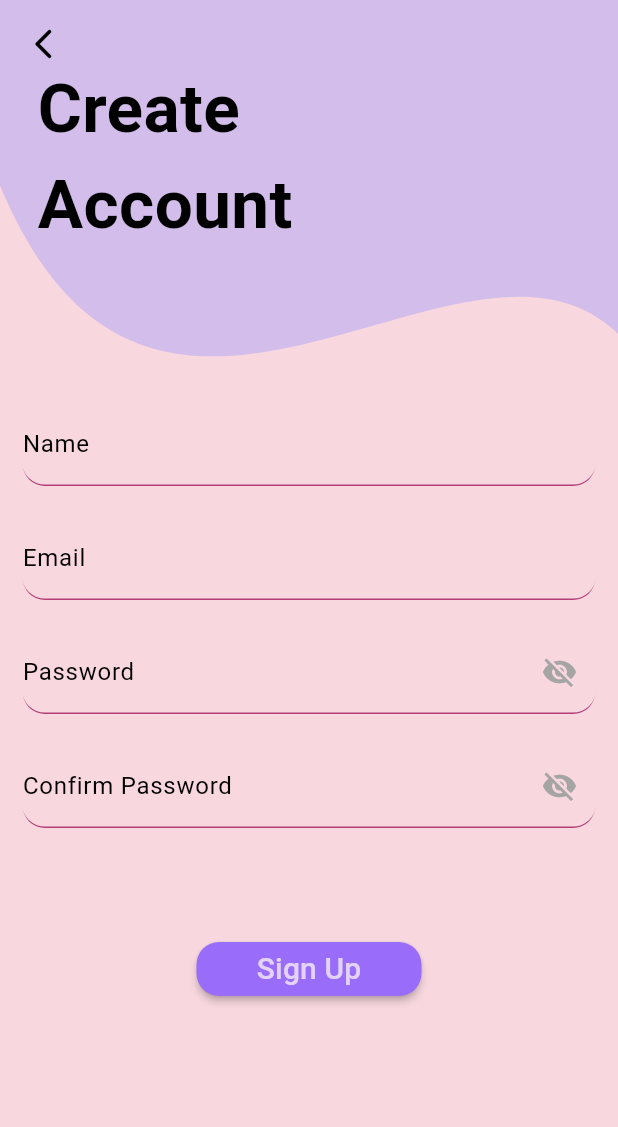
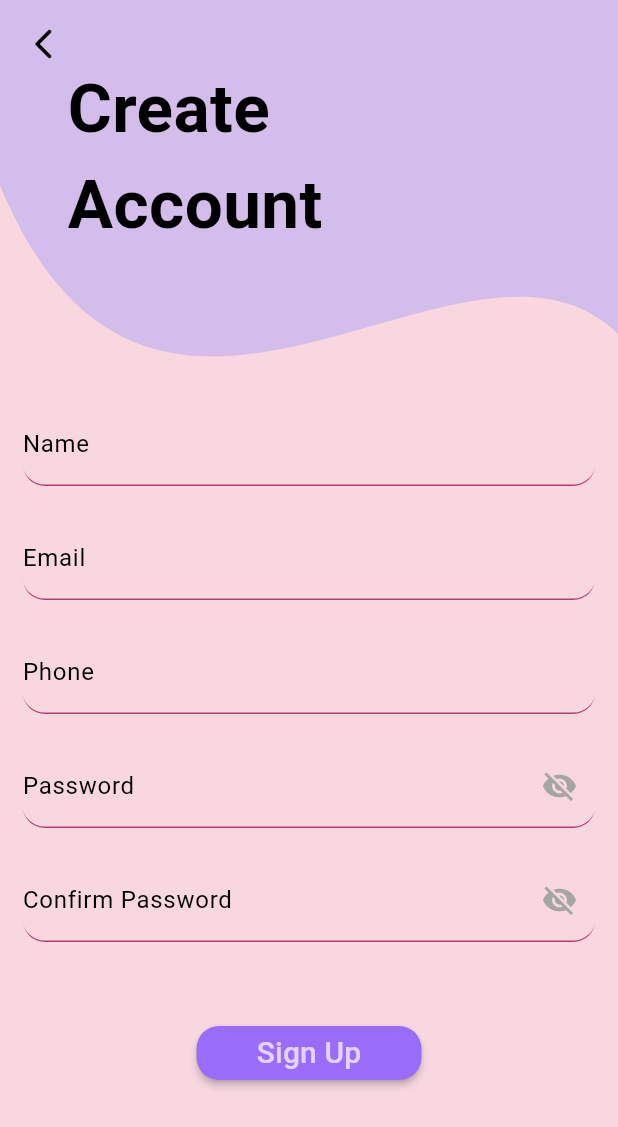
Before and after one commit to marimNasr/cloud-computing, a Flutter app: the screen it shows after launch, after a tap on "Sign Up", on a phone screen of 412 x 824 dp. Shown: the top 1127 px of the screen. Run offline on Flutter 3.47's test engine with Material 3 defaults, Android fonts, the light colour scheme and no system bars; our stand-ins replace bloc, cloud_firestore, firebase_analytics, firebase_auth, firebase_core, firebase_database and 4 more; missing offline and left inert: dart:ffi; accounts and stored records are empty.

Commit message:
new features

```diff
--- a/lib/features/Authentication/data/userModel.dart
+++ b/lib/features/Authentication/data/userModel.dart
@@ -1,7 +1,8 @@
 class userModel{
   final String name;
   final String email;
+  final String phone;
   final String password;
   final List<String> channels;
-  userModel({required this.name,required this.email,required this.password, required this.channels});
+  userModel({required this.name,required this.email,required this.phone, required this.password, required this.channels});
 }
--- a/lib/features/Authentication/presentation/cubit/auth_state.dart
+++ b/lib/features/Authentication/presentation/cubit/auth_state.dart
@@ -24,3 +24,27 @@ class GoogleSignInError extends AuthState {
   final String error;
   GoogleSignInError(this.error);
 }
+
+class PhoneSignInLoading extends AuthState {}
+class PhoneSignInSuccess extends AuthState {}
+class PhoneSignInError extends AuthState {
+  final String error;
+  PhoneSignInError(this.error);
+}
+
+class PhoneCodeSent extends AuthState {
+  final String verificationId;
+  PhoneCodeSent(this.verificationId);
+}
+
+class PhoneAutoRetrievalTimeout extends AuthState {
+  final String verificationId;
+  PhoneAutoRetrievalTimeout(this.verificationId);
+}
+
+class PhoneVerificationLoading extends AuthState {}
+class PhoneVerificationSuccess extends AuthState {}
+class PhoneVerificationError extends AuthState {
+  final String error;
+  PhoneVerificationError(this.error);
+}
--- a/lib/features/Authentication/presentation/views/signIn.dart
+++ b/lib/features/Authentication/presentation/views/signIn.dart
@@ -152,7 +152,8 @@ class _SignInState extends State<SignIn> {
                             ),
                           ),
                           const SizedBox(height: 30),
-                          const AnotherOptions(size: 20,),
+
+                          AnotherOptions(size: 20),
                         ],
                       ),
                     );
--- a/lib/features/Authentication/presentation/views/signUp.dart
+++ b/lib/features/Authentication/presentation/views/signUp.dart
@@ -64,7 +64,7 @@ class _SignUpState extends State<SignUp> {
                     const SizedBox(height: 40),
                     const Row(
                       children: [
-                        SizedBox(width: 25),
+                        SizedBox(width: 45),
                         Row(
                           children: [
                             Column(
@@ -108,6 +108,13 @@ class _SignUpState extends State<SignUp> {
                               fKey: fKey,
                               textColor: Colors.black,
                             ),
+                    const SizedBox(height: 20),
+                            CustomTextfrom(
+                              labelText: "Phone",
+                              controller: context.read<AuthCubit>().phoneup,
+                              fKey: fKeyph,
+                              textColor: Colors.black,
+                            ),
                             const SizedBox(height: 20),
                             SecretTextform(
                               labelText: "Password",
@@ -125,7 +132,7 @@ class _SignUpState extends State<SignUp> {
                               textColor: Colors.black,
                             ),
 
-                            const SizedBox(height: 70),
+                            const SizedBox(height: 50),
                              state is SignUpLoading ? const CircularProgressIndicator() : MaterialButton(
                               color: Color.fromARGB(255, 153,108,250),
                               minWidth: 150,
@@ -164,7 +171,8 @@ class _SignUpState extends State<SignUp> {
                   ],
                 );
   },
-),)
+),
+     )
           ],
         ),
       ),
--- a/lib/features/Authentication/presentation/widgets/Options.dart
+++ b/lib/features/Authentication/presentation/widgets/Options.dart
@@ -1,4 +1,5 @@
 import 'dart:ffi';
+import 'package:cloudtask2/features/Authentication/presentation/views/phone_signin.dart';
 import 'package:cloudtask2/features/Home/presentation/views/channel_screen.dart';
 import 'package:flutter/cupertino.dart';
 import 'package:flutter/material.dart';
@@ -39,37 +40,67 @@ class AnotherOptions extends StatelessWidget {
               }
             },
             builder: (context, state) {
-              return ElevatedButton(
+              return Row(
+                mainAxisAlignment: MainAxisAlignment.spaceEvenly, // Space buttons evenly
+                children: [
+                  // Google Sign-In Button
+                  Column(
+                    mainAxisSize: MainAxisSize.min, // Adjust size to fit content
+                    children: [
+                      IconButton(
                         onPressed: () {
                           context.read<AuthCubit>().signInWithGoogle();
-
                         },
-                style: ElevatedButton.styleFrom(
-                  backgroundColor: Color.fromARGB(255, 153,108,250), // Button background color
-                  shape: RoundedRectangleBorder(
-                    borderRadius: BorderRadius.circular(30), // Rounded corners
+                        icon: Icon(
+                          Icons.g_mobiledata,
+                          color: Color.fromARGB(255, 165, 165, 165), // Google icon color
+                          size: 70, // Larger size to balance visual weight
                         ),
-                  padding: EdgeInsets.symmetric(vertical: 12, horizontal: 20), // Adjust padding
                       ),
-                child: const Row(
-                  mainAxisSize: MainAxisSize.min,
-                  children: [
-                    Icon(
-                      Icons.g_mobiledata,
-                      color: Color.fromARGB(255, 228, 211, 248), // Google icon color
-                      size: 30, // Adjust icon size
-                    ),
-                    SizedBox(width: 8), // Space between icon and text
+                      SizedBox(height: 8), // Space between icon and text
                       Text(
-                      "Sign in with Google",
+                        "Google",
                         style: TextStyle(
-                        color: Color.fromARGB(255, 228, 211, 248), // Text color
-                        fontSize: 16, // Text size
+                          color: Color.fromARGB(255, 165, 165, 165), // Text color
+                          fontSize: 16, // Adjusted text size
+                          fontWeight: FontWeight.w500, // Slightly bold text for better readability
                         ),
                       ),
                     ],
                   ),
+
+                  // Phone Sign-In Button
+                  Column(
+                    mainAxisSize: MainAxisSize.min, // Adjust size to fit content
+                    children: [
+                      SizedBox(
+                        width: 80,
+                        height: 80,
+                        child: IconButton(
+              onPressed: () {
+                Navigator.pushNamed(context, phone_SignIn.routeName);
+              },
+              icon: Icon(
+              Icons.phone,
+              color: Color.fromARGB(255, 165, 165, 165), // Phone icon color
+              size: 50, // Slightly smaller size for balance
+              ),
+              ),
+                      ),
+                      SizedBox(height: 8), // Space between icon and text
+                      Text(
+                        "Phone",
+                        style: TextStyle(
+                          color: Color.fromARGB(255, 165, 165, 165), // Text color
+                          fontSize: 16, // Adjusted text size
+                          fontWeight: FontWeight.w500, // Slightly bold text for better readability
+                        ),
+                      ),
+                    ],
+                  ),
+                ],
               );
+
 
             },
           ),
--- a/lib/features/Home/presentation/views/channel_screen.dart
+++ b/lib/features/Home/presentation/views/channel_screen.dart
@@ -5,6 +5,7 @@ import 'package:cloud_firestore/cloud_firestore.dart';
 import 'package:firebase_auth/firebase_auth.dart';
 import 'package:flutter/material.dart';
 import '../../../Authentication/presentation/views/signIn.dart';
+import '../../../analytics/analytics.dart';
 import '../../../chat/presentation/views/chat_screen.dart';
 import '../../data/channel_model.dart';
 
@@ -134,6 +135,7 @@ class ChannelsPage extends StatelessWidget {
                                 await FirebaseFirestore.instance.collection("User").doc(uID).update({
                                   "channels": FieldValue.arrayUnion([docId]),  // Add the channel to the user's "channels" array
                                 });
+                                await logSubscriptionEvent(docId, true);
                               }
 
                             } catch (e) {
--- a/lib/main.dart
+++ b/lib/main.dart
@@ -1,12 +1,15 @@
 
 import 'package:cloudtask2/features/Home/presentation/views/channel_screen.dart';
+import 'package:firebase_analytics/observer.dart';
 import 'package:firebase_auth/firebase_auth.dart';
 import 'package:flutter/material.dart';
 import 'package:firebase_core/firebase_core.dart';
 import 'package:flutter_bloc/flutter_bloc.dart';
 import 'features/Authentication/presentation/cubit/auth_cubit.dart';
+import 'features/Authentication/presentation/views/phone_signin.dart';
 import 'features/Authentication/presentation/views/signIn.dart';
 import 'features/Authentication/presentation/views/signUp.dart';
+import 'features/analytics/analytics.dart';
 import 'features/chat/presentation/views/chat_screen.dart';
 import 'firebase_options.dart';
 
@@ -15,6 +18,7 @@ void main() async {
   await Firebase.initializeApp(
     options: DefaultFirebaseOptions.currentPlatform,
   );
+  FirebaseAuth.instance.setSettings(appVerificationDisabledForTesting: true);
   runApp(MyApp());
 }
 
@@ -46,12 +50,15 @@ class _MyAppState extends State<MyApp> {
       create: (context) => AuthCubit(),
       child: MaterialApp(
         debugShowCheckedModeBanner: false,
+        navigatorObservers: [
+          FirebaseAnalyticsObserver(analytics: analytics),
+        ],
         routes: {
           SignIn.routeName: (context) => const SignIn(),
           SignUp.routeName: (context) => const SignUp(),
           chatPage.routeName: (context) => const chatPage(),
           ChannelsPage.routeName: (context) => const ChannelsPage(),
-
+          phone_SignIn.routeName : (context) => const phone_SignIn(),
         },
         initialRoute: SignIn.routeName,
       ),
```
Also changed, not shown: lib/features/Authentication/presentation/cubit/auth_cubit.dart (+79 -1 lines), lib/features/Authentication/presentation/views/phone_signin.dart (added, +207 -0 lines), lib/features/analytics/analytics.dart (added, +20 -0 lines), 1 other file. Lines whose indentation alone changed are shown as unchanged.
